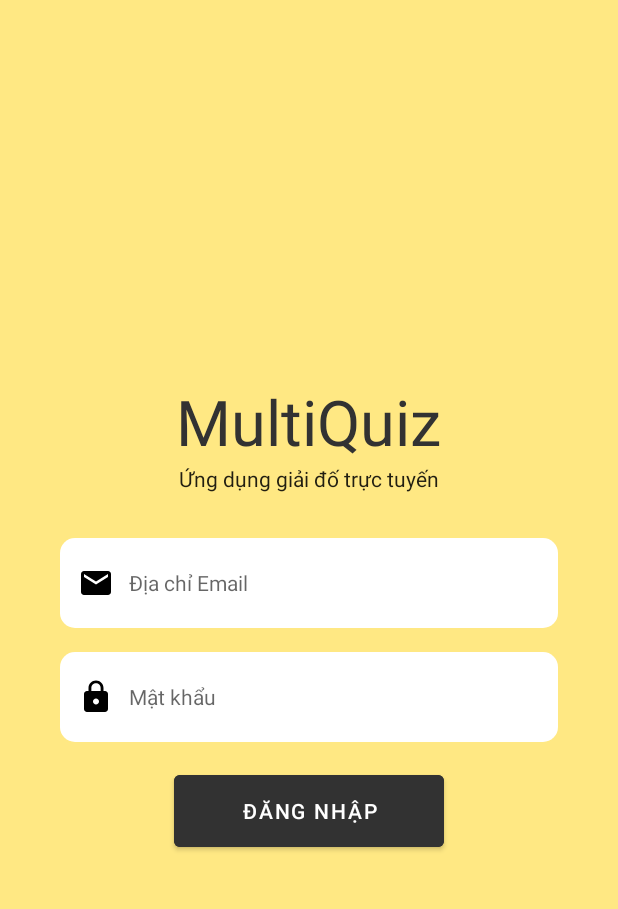
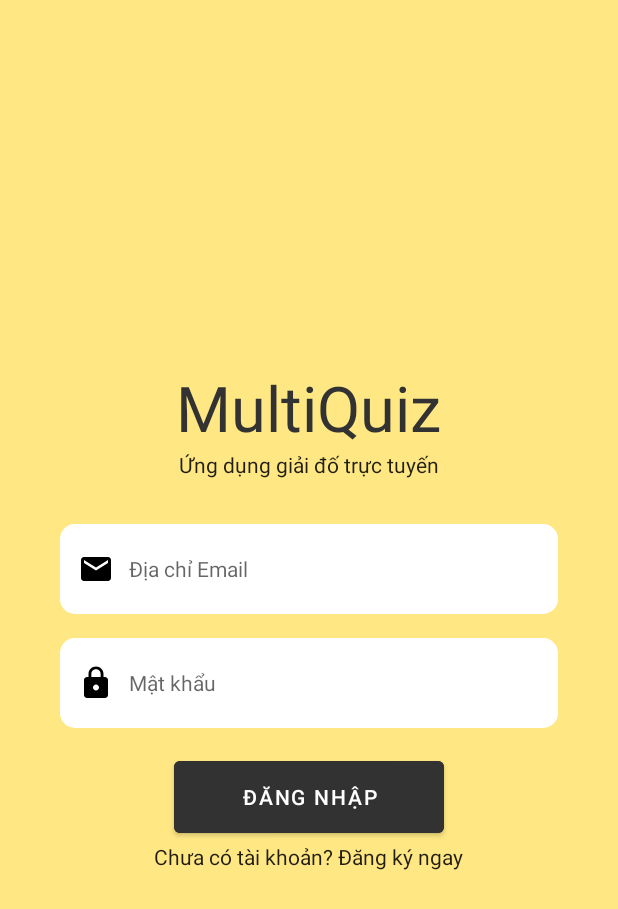
Before and after one commit to anhkhoatqt11/MultiQuiz, an Android app: the screen it shows after launch (MainActivity before the commit, Login after it), on a phone screen of 412 x 824 dp. Shown: the top 909 px of the screen. Run offline under Robolectric (Android 15) with nearby library versions, the light colour scheme and no system bars; our stand-ins replace Firebase (no records; nobody signed in at launch, a user with empty details on screens opened directly).

Commit message:
Completed Login And Signup

```diff
--- /dev/null
+++ b/app/src/main/java/com/khoa/multiquiz/Login.java
@@ -0,0 +1,104 @@
+package com.khoa.multiquiz;
+
+import android.content.Intent;
+import android.os.Bundle;
+import android.text.TextUtils;
+import android.view.View;
+import android.widget.Button;
+import android.widget.EditText;
+import android.widget.ProgressBar;
+import android.widget.TextView;
+import android.widget.Toast;
+
+import androidx.annotation.NonNull;
+import androidx.appcompat.app.AppCompatActivity;
+
+import com.google.android.gms.tasks.OnCompleteListener;
+import com.google.android.gms.tasks.Task;
+import com.google.firebase.auth.AuthResult;
+import com.google.firebase.auth.FirebaseAuth;
+import com.google.firebase.auth.FirebaseUser;
+
+public class Login extends AppCompatActivity {
+
+    EditText emailTextView, passwordTextView;
+    TextView registerSwitchTextView;
+    Button loginButton;
+    private FirebaseAuth mAuth;
+    ProgressBar progressBar;
+
+
+    @Override
+    protected void onStart() {
+        super.onStart();
+        FirebaseUser currentUser = mAuth.getCurrentUser();
+        if (currentUser != null){
+            Intent intent = new Intent(getApplicationContext(), MainActivity.class);
+            startActivity(intent);
+            finish();
+        }
+    }
+
+    @Override
+    protected void onCreate(Bundle savedInstanceState) {
+        super.onCreate(savedInstanceState);
+        setContentView(R.layout.activity_login);
+
+        mAuth = FirebaseAuth.getInstance();
+
+        emailTextView = findViewById(R.id.emailTextViewLogin);
+        passwordTextView = findViewById(R.id.passwordTextViewLogin);
+        loginButton = findViewById(R.id.loginButton);
+        progressBar = findViewById(R.id.progressBarLogin);
+        registerSwitchTextView = findViewById(R.id.registerSwitchTextView);
+
+        registerSwitchTextView.setOnClickListener(new View.OnClickListener() {
+            @Override
+            public void onClick(View view) {
+                Intent intent = new Intent(getApplicationContext(), Register.class);
+                startActivity(intent);
+                finish();
+            }
+        });
+
+
+        loginButton.setOnClickListener(new View.OnClickListener() {
+            @Override
+            public void onClick(View view) {
+                progressBar.setVisibility(View.VISIBLE);
+                String email, password;
+                email = String.valueOf(emailTextView.getText());
+                password = String.valueOf(passwordTextView.getText());
+
+
+                if (TextUtils.isEmpty(email)){
+                    Toast.makeText(Login.this, "Nhập email", Toast.LENGTH_SHORT).show();
+                }
+
+
+                if (TextUtils.isEmpty(password)){
+                    Toast.makeText(Login.this, "Nhập mật khẩu", Toast.LENGTH_SHORT).show();
+                }
+
+                mAuth.signInWithEmailAndPassword(email, password)
+                        .addOnCompleteListener(new OnCompleteListener<AuthResult>() {
+                            @Override
+                            public void onComplete(@NonNull Task<AuthResult> task) {
+                                progressBar.setVisibility(View.GONE);
+                                if (task.isSuccessful()) {
+                                    Toast.makeText(Login.this, "Đăng nhập thành công", Toast.LENGTH_SHORT).show();
+                                    Intent intent = new Intent(getApplicationContext(), MainActivity.class);
+                                    startActivity(intent);
+                                    finish();
+                                } else {
+                                    Toast.makeText(Login.this, "Đăng nhập thất bại", Toast.LENGTH_SHORT).show();
+                                }
+                            }
+                        });
+
+            }
+        });
+
+    }
+
+}
--- /dev/null
+++ b/app/src/main/res/drawable/ic_user.xml
@@ -0,0 +1,5 @@
+<vector android:height="24dp" android:tint="#000000"
+    android:viewportHeight="24" android:viewportWidth="24"
+    android:width="24dp" xmlns:android="http://schemas.android.com/apk/res/android">
+    <path android:fillColor="@android:color/white" android:pathData="M16,11c1.66,0 2.99,-1.34 2.99,-3S17.66,5 16,5c-1.66,0 -3,1.34 -3,3s1.34,3 3,3zM8,11c1.66,0 2.99,-1.34 2.99,-3S9.66,5 8,5C6.34,5 5,6.34 5,8s1.34,3 3,3zM8,13c-2.33,0 -7,1.17 -7,3.5L1,19h14v-2.5c0,-2.33 -4.67,-3.5 -7,-3.5zM16,13c-0.29,0 -0.62,0.02 -0.97,0.05 1.16,0.84 1.97,1.97 1.97,3.45L17,19h6v-2.5c0,-2.33 -4.67,-3.5 -7,-3.5z"/>
+</vector>
--- /dev/null
+++ b/app/src/main/res/layout/activity_login.xml
@@ -0,0 +1,80 @@
+<?xml version="1.0" encoding="utf-8"?>
+<LinearLayout xmlns:android="http://schemas.android.com/apk/res/android"
+    xmlns:app="http://schemas.android.com/apk/res-auto"
+    xmlns:tools="http://schemas.android.com/tools"
+    android:layout_width="match_parent"
+    android:layout_height="match_parent"
+    tools:context=".Login"
+    android:background="@color/yellow_background"
+    android:gravity="center"
+    android:orientation="vertical"
+    android:padding="40dp">
+
+    <TextView
+        android:layout_width="wrap_content"
+        android:layout_height="wrap_content"
+        android:text="MultiQuiz"
+        style="@style/BrandText">
+    </TextView>
+
+    <TextView
+        android:layout_width="wrap_content"
+        android:layout_height="wrap_content"
+        android:text="@string/app_description"
+        android:textColor = "?android:textColorPrimary">
+    </TextView>
+
+    <EditText
+        android:id="@+id/emailTextViewLogin"
+        android:layout_width="match_parent"
+        android:layout_height="60dp"
+        android:layout_marginTop="30dp"
+        android:ems="10"
+        android:paddingStart="12dp"
+        android:paddingEnd="12dp"
+        android:background="@drawable/custom_input"
+        android:drawableStart="@drawable/ic_email"
+        android:drawablePadding="10dp"
+        android:hint="@string/email_address"
+        android:inputType="textEmailAddress"
+        android:textSize="14dp">
+    </EditText>
+
+    <EditText
+        android:id="@+id/passwordTextViewLogin"
+        android:layout_width="match_parent"
+        android:layout_height="60dp"
+        android:layout_marginTop="16dp"
+        android:ems="10"
+        android:paddingStart="12dp"
+        android:paddingEnd="12dp"
+        android:background="@drawable/custom_input"
+        android:drawableStart="@drawable/ic_lock"
+        android:drawablePadding="10dp"
+        android:hint="@string/password"
+        android:inputType="textPassword"
+        android:textSize="14dp">
+    </EditText>
+
+    <ProgressBar
+        android:id="@+id/progressBarLogin"
+        android:layout_width="wrap_content"
+        android:layout_height="wrap_content"
+        android:visibility="gone"></ProgressBar>
+    <Button
+        android:id="@+id/loginButton"
+        android:layout_width="180dp"
+        android:layout_height="60dp"
+        android:layout_marginTop="16dp"
+        android:text="@string/login"
+        android:backgroundTint="@color/brown" />
+
+    <TextView
+        android:id="@+id/registerSwitchTextView"
+        android:layout_width="wrap_content"
+        android:layout_height="wrap_content"
+        android:text="@string/register_switch"
+        android:textColor = "?android:textColorPrimary">
+    </TextView>
+
+</LinearLayout>
--- a/app/src/main/res/layout/activity_main.xml
+++ b/app/src/main/res/layout/activity_main.xml
@@ -4,65 +4,26 @@
     xmlns:tools="http://schemas.android.com/tools"
     android:layout_width="match_parent"
     android:layout_height="match_parent"
-    tools:context=".MainActivity"
+    tools:context=".Login"
     android:background="@color/yellow_background"
     android:gravity="center"
     android:orientation="vertical"
     android:padding="40dp">
 
     <TextView
+        android:id="@+id/userCurrentLogin"
         android:layout_width="wrap_content"
         android:layout_height="wrap_content"
-            android:text="MultiQuiz"
+        android:text="CurrrentUser"
         style="@style/BrandText">
     </TextView>
 
-        <TextView
+    <Button
+        android:id="@+id/logoutButton"
         android:layout_width="wrap_content"
         android:layout_height="wrap_content"
-            android:text="@string/app_description"
-            android:textColor = "?android:textColorPrimary">
-        </TextView>
-
-        <EditText
-            android:id="@+id/usernameTextView"
-            android:layout_width="match_parent"
-            android:layout_height="60dp"
-            android:layout_marginTop="30dp"
-            android:ems="10"
-            android:paddingStart="12dp"
-            android:paddingEnd="12dp"
-            android:background="@drawable/custom_input"
-            android:drawableStart="@drawable/ic_email"
-            android:drawablePadding="10dp"
-            android:hint="@string/email_address"
-            android:inputType="textEmailAddress"
-            android:textSize="14dp">
-        </EditText>
-
-    <EditText
-        android:id="@+id/passwordTextView"
-        android:layout_width="match_parent"
-        android:layout_height="60dp"
-        android:layout_marginTop="16dp"
-        android:ems="10"
-        android:paddingStart="12dp"
-        android:paddingEnd="12dp"
-        android:background="@drawable/custom_input"
-        android:drawableStart="@drawable/ic_lock"
-        android:drawablePadding="10dp"
-        android:hint="@string/password"
-        android:inputType="textPassword"
-        android:textSize="14dp">
-    </EditText>
-
-
-    <Button
-        android:id="@+id/loginButton"
-        android:layout_width="180dp"
-        android:layout_height="60dp"
-        android:layout_marginTop="16dp"
-        android:text="@string/login"
-        android:backgroundTint="@color/brown" />
+        android:text="Logout"
+        android:backgroundTint="@color/brown"
+        ></Button>
 
 </LinearLayout>
--- a/app/src/main/res/values-night/themes.xml
+++ b/app/src/main/res/values-night/themes.xml
@@ -6,8 +6,8 @@
         <item name="colorPrimaryVariant">@color/yellow_background</item>
         <item name="colorOnPrimary">@color/black</item>
         <!-- Secondary brand color. -->
-        <item name="colorSecondary">@color/teal_200</item>
-        <item name="colorSecondaryVariant">@color/teal_200</item>
+        <item name="colorSecondary">@color/brown</item>
+        <item name="colorSecondaryVariant">@color/brown</item>
         <item name="colorOnSecondary">@color/black</item>
         <!-- Status bar color. -->
         <item name="android:statusBarColor">?attr/colorPrimaryVariant</item>
--- a/app/src/main/res/values/strings.xml
+++ b/app/src/main/res/values/strings.xml
@@ -4,4 +4,8 @@
     <string name="password">Mật khẩu</string>
     <string name="app_description">Ứng dụng giải đố trực tuyến</string>
     <string name="login">Đăng nhập</string>
+    <string name="username">Tên người dùng</string>
+    <string name="register">Đăng ký</string>
+    <string name="register_switch">Chưa có tài khoản? Đăng ký ngay</string>
+    <string name="login_switch">Đã có tài khoản? Đăng nhập tại đây</string>
 </resources>
--- a/app/src/main/res/values/themes.xml
+++ b/app/src/main/res/values/themes.xml
@@ -6,8 +6,8 @@
         <item name="colorPrimaryVariant">@color/yellow_background</item>
         <item name="colorOnPrimary">@color/white</item>
         <!-- Secondary brand color. -->
-        <item name="colorSecondary">@color/teal_200</item>
-        <item name="colorSecondaryVariant">@color/teal_700</item>
+        <item name="colorSecondary">@color/brown</item>
+        <item name="colorSecondaryVariant">@color/brown</item>
         <item name="colorOnSecondary">@color/black</item>
         <!-- Status bar color. -->
         <item name="android:statusBarColor">?attr/colorPrimaryVariant</item>
```
Also changed, not shown: app/src/main/AndroidManifest.xml (+14 -1 lines), app/src/main/java/com/khoa/multiquiz/MainActivity.java (+36 -0 lines), app/src/main/java/com/khoa/multiquiz/Register.java (added, +95 -0 lines), app/src/main/res/layout/activity_register.xml (added, +82 -0 lines). Lines whose indentation alone changed are shown as unchanged.
